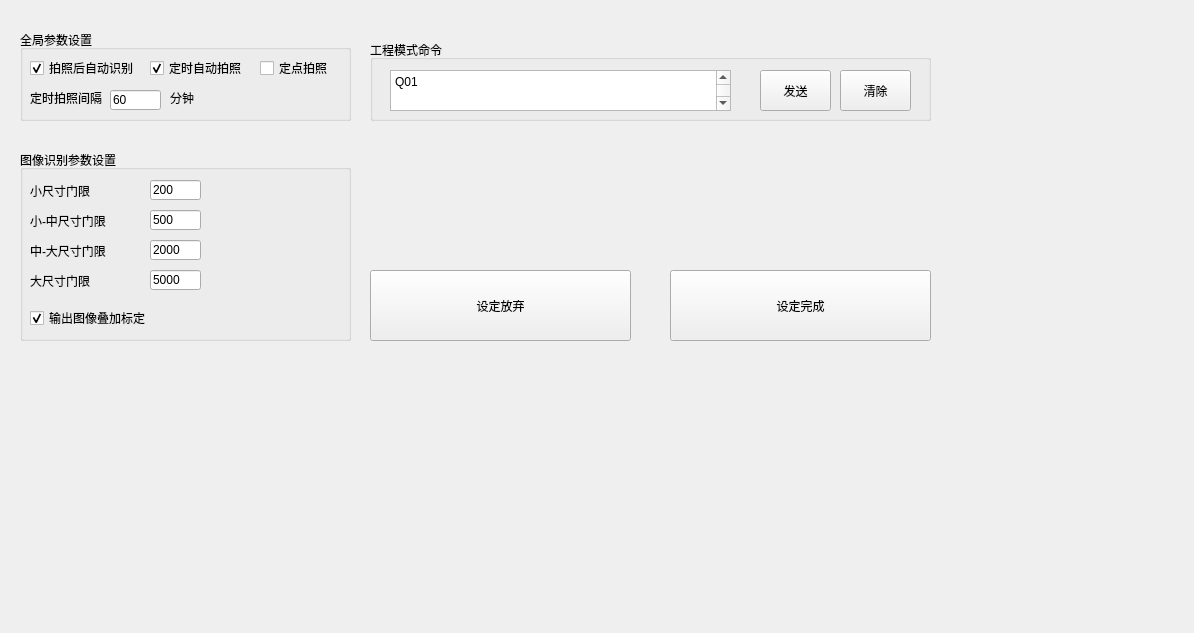
This is cebs/form_qt/cebsGparForm.ui in Baxianxiahai/med as Qt 5 draws it before an edit. The edited form follows.
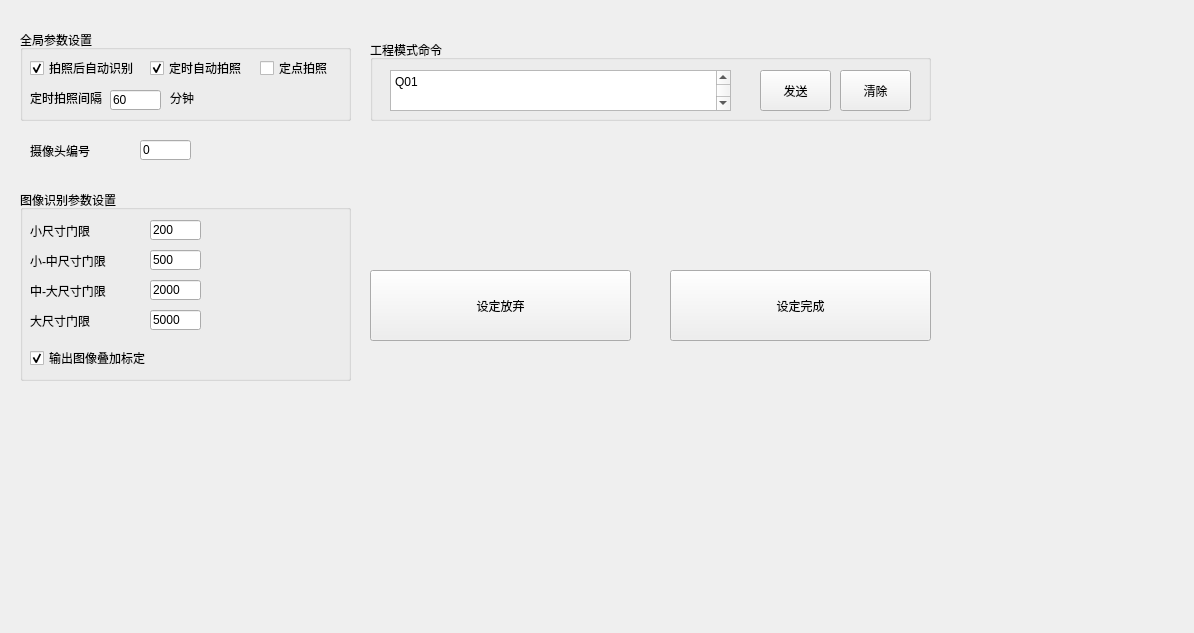
This is the edited form.

What changed in the file:
```diff
--- a/cebs/form_qt/cebsGparForm.ui
+++ b/cebs/form_qt/cebsGparForm.ui
@@ -117,7 +117,7 @@
    <property name="geometry">
     <rect>
      <x>20</x>
-     <y>150</y>
+     <y>190</y>
      <width>331</width>
      <height>191</height>
     </rect>
@@ -355,6 +355,32 @@
     <string>设定放弃</string>
    </property>
   </widget>
+  <widget class="QLineEdit" name="lineEdit_gpar_camera_nbr">
+   <property name="geometry">
+    <rect>
+     <x>140</x>
+     <y>140</y>
+     <width>51</width>
+     <height>20</height>
+    </rect>
+   </property>
+   <property name="text">
+    <string>0</string>
+   </property>
+  </widget>
+  <widget class="QLabel" name="label_gpar_camera_nbr">
+   <property name="geometry">
+    <rect>
+     <x>30</x>
+     <y>140</y>
+     <width>111</width>
+     <height>21</height>
+    </rect>
+   </property>
+   <property name="text">
+    <string>摄像头编号</string>
+   </property>
+  </widget>
  </widget>
  <resources/>
  <connections>
```
